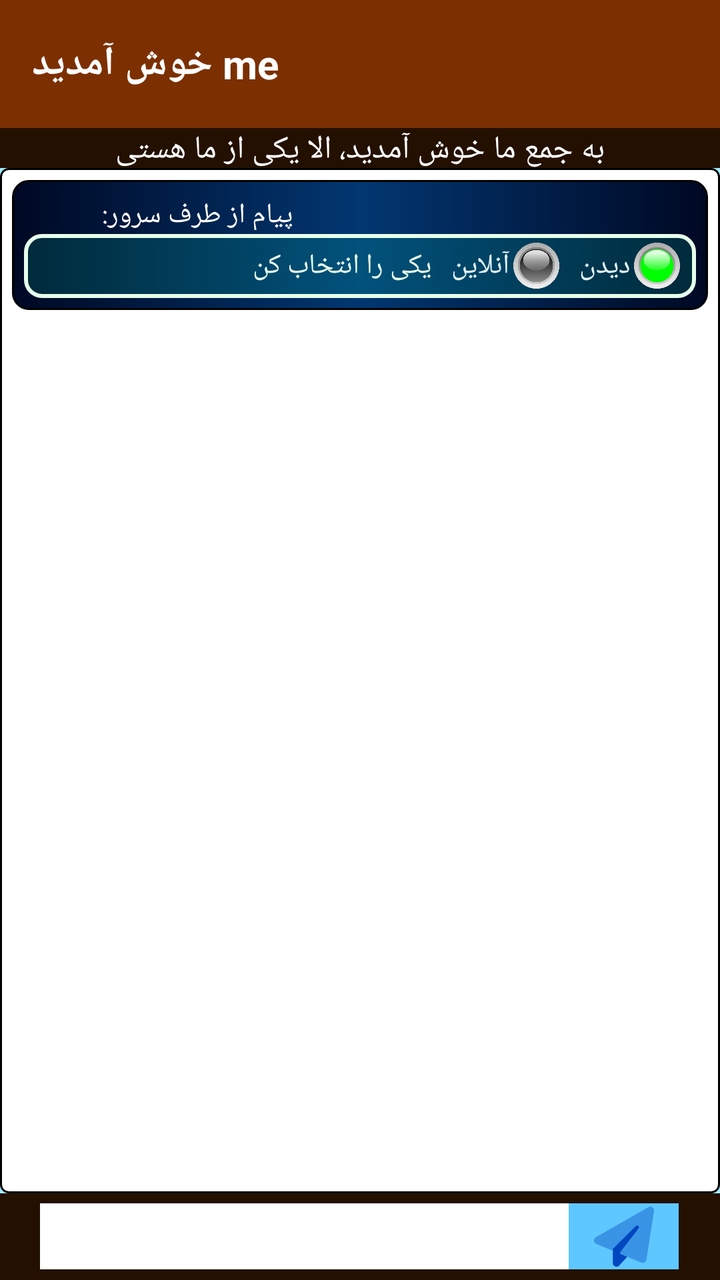
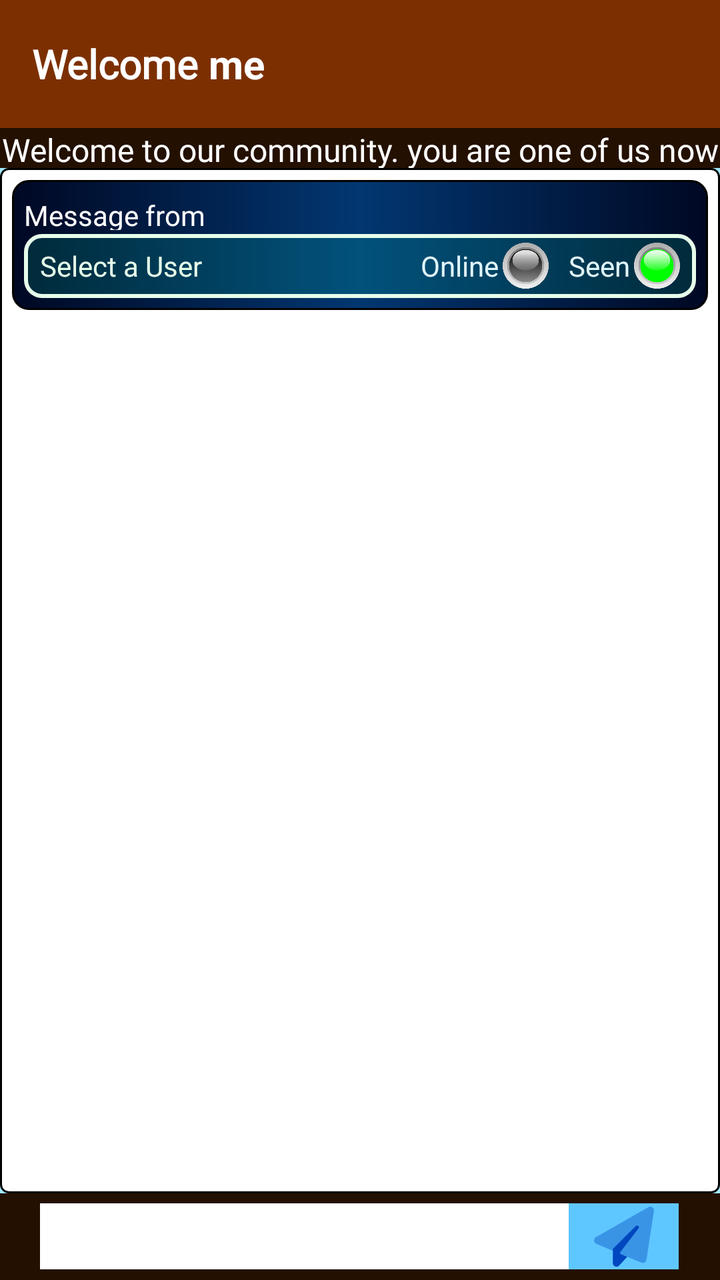

An Android layout rendered at two revisions. The XML below is the earlier revision; the diff shows what the commit changed to produce the second picture.
<!-- AndroidManifest.xml: application theme Theme.EAndroid -->
<!-- res/layout/activity_main.xml -->
<?xml version="1.0" encoding="utf-8"?>
<LinearLayout xmlns:android="http://schemas.android.com/apk/res/android"
    xmlns:app="http://schemas.android.com/apk/res-auto"
    xmlns:tools="http://schemas.android.com/tools"
    android:layout_width="match_parent"
    android:layout_height="match_parent"
    android:background="#A1EAFD"
    android:gravity="center"
    android:orientation="vertical">


    <LinearLayout
        android:id="@+id/please_wait_for_login_id"
        android:layout_width="match_parent"
        android:layout_height="match_parent"
        android:background="@color/dark_bg3"
        android:gravity="center_horizontal|top"
        android:orientation="vertical"
        android:visibility="gone">

        <ImageView
            android:id="@+id/imageView3"
            android:layout_width="match_parent"
            android:layout_height="wrap_content"
            android:layout_marginTop="50dp"
            android:src="@drawable/d4"
            app:srcCompat="@drawable/d4" />

        <LinearLayout
            android:layout_width="wrap_content"
            android:layout_height="wrap_content"
            android:gravity="center"
            android:orientation="horizontal">

            <ImageView
                android:id="@+id/imageView2"
                android:layout_width="40dp"
                android:layout_height="70dp"
                android:src="@drawable/address_card_20"
                app:srcCompat="@drawable/address_card_20" />

            <TextView
                android:id="@+id/textView11"
                style="@style/Vazir"
                android:layout_width="wrap_content"
                android:layout_height="wrap_content"
                android:layout_marginLeft="6dp"
                android:layout_weight="1"
                android:text="@string/lng_login_txt11"
                android:textColor="@color/light_text2"
                android:textSize="24sp" />
        </LinearLayout>

        <TextView
            android:id="@+id/username_please_wait_login"
            style="@style/Vazir"
            android:layout_width="match_parent"
            android:layout_height="wrap_content"
            android:layout_marginTop="25dp"
            android:text="TextView"
            android:textAlignment="center"
            android:textColor="@color/white"
            android:textSize="27dp"
            android:textStyle="bold" />

        <ImageView
            android:id="@+id/imageView4"
            android:layout_width="match_parent"
            android:layout_height="45dp"
            android:layout_marginTop="15dp"
            android:src="@drawable/hourglass_clock"
            app:srcCompat="@drawable/hourglass_clock" />

    </LinearLayout>

    <androidx.appcompat.widget.Toolbar
        android:id="@+id/toolbar"
        android:layout_width="match_parent"
        android:layout_height="wrap_content"
        android:background="@color/toolicolor"
        android:gravity="left|center_vertical"
        android:minHeight="?attr/actionBarSize"
        app:theme="@style/ToolbarTheme"
        app:titleTextColor="#FFFFFF">

        <TextView
            android:id="@+id/toolbarTextView3"
            style="@style/Yekan"
            android:layout_width="wrap_content"
            android:layout_height="wrap_content"
            android:ellipsize="end"
            android:gravity="left|center_vertical"
            android:maxLines="1"
            android:text="@string/lng_tophead"
            android:textAppearance="@android:style/TextAppearance.WindowTitle"
            android:textSize="20sp"
            android:visibility="visible" />

        <Space
            android:layout_width="5dp"
            android:layout_height="match_parent" />

        <TextView
            android:id="@+id/toolbarTextView"
            android:layout_width="wrap_content"
            android:layout_height="wrap_content"
            android:layout_gravity="left"
            android:ellipsize="end"
            android:gravity="left|center_vertical"
            android:maxLines="1"
            android:text="me"
            android:textAppearance="@android:style/TextAppearance.WindowTitle"
            android:textSize="20sp"
            android:visibility="visible" />
    </androidx.appcompat.widget.Toolbar>

    <androidx.fragment.app.FragmentContainerView
        android:id="@+id/fragmentContainerView"
        android:layout_width="match_parent"
        android:layout_height="match_parent"
        android:visibility="gone" />

    <LinearLayout
        android:id="@+id/dialogPage"
        android:layout_width="match_parent"
        android:layout_height="match_parent"
        android:alpha="1"
        android:background="#FFEBEB"
        android:backgroundTint="#FDF7DB"
        android:backgroundTintMode="multiply"
        android:orientation="horizontal"
        android:visibility="gone">

        <Space
            android:layout_width="80dp"
            android:layout_height="match_parent"
            android:layout_weight="1" />

        <LinearLayout
            android:layout_width="match_parent"
            android:layout_height="match_parent"
            android:layout_weight="1"
            android:orientation="vertical">

            <Space
                android:layout_width="match_parent"
                android:layout_height="112dp" />

            <TextView
                android:id="@+id/vtxtDialogMsg"
                android:layout_width="match_parent"
                android:layout_height="wrap_content"
                android:textSize="20sp"
                android:textStyle="bold" />

            <Space
                android:layout_width="match_parent"
                android:layout_height="37dp" />

            <Button
                android:id="@+id/dialogOK"
                android:layout_width="match_parent"
                android:layout_height="wrap_content"
                android:text="OK" />

            <Space
                android:layout_width="match_parent"
                android:layout_height="50dp" />

            <TextView
                android:id="@+id/textView2"
                android:layout_width="match_parent"
                android:layout_height="wrap_content"
                android:text="@string/lng_copyright"
                android:textAlignment="center"
                android:textSize="12sp" />

            <Space
                android:layout_width="match_parent"
                android:layout_height="15dp" />

            <TextView
                android:id="@+id/ourartaglink"
                android:layout_width="match_parent"
                android:layout_height="wrap_content"
                android:autoLink="web"
                android:text="https://www.ourartag.com"
                android:textAlignment="center"
                android:textSize="12sp" />

        </LinearLayout>

        <Space
            android:layout_width="80dp"
            android:layout_height="match_parent"
            android:layout_weight="1" />
    </LinearLayout>

    <LinearLayout
        android:layout_width="match_parent"
        android:layout_height="match_parent"
        android:orientation="vertical">

        <TextView
            android:id="@+id/mainAppStatus"
            style="@style/Vazir"
            android:layout_width="match_parent"
            android:layout_height="0dp"
            android:layout_weight="3.5"
            android:background="@color/header_footer_bg"
            android:text="@string/lng_mainStatus"
            android:textAlignment="center"
            android:textColor="@color/white"
            android:textSize="16sp" />


        <LinearLayout
            android:id="@+id/radif1"
            android:layout_width="match_parent"
            android:layout_height="0dp"
            android:layout_weight="89"
            android:orientation="horizontal">

            <LinearLayout
                android:layout_width="match_parent"
                android:layout_height="match_parent"
                android:background="@drawable/my_custom_background"
                android:gravity="start|top"
                android:orientation="vertical"
                android:paddingLeft="6dp"
                android:paddingTop="6dp"
                android:paddingRight="6dp"
                android:paddingBottom="6dp">

                <LinearLayout
                    android:layout_width="match_parent"
                    android:layout_height="0dp"
                    android:layout_weight="13"
                    android:background="@drawable/my_bg_1"
                    android:orientation="vertical"
                    android:paddingLeft="6dp"
                    android:paddingTop="6dp"
                    android:paddingRight="6dp"
                    android:paddingBottom="6dp">

                    <LinearLayout
                        android:layout_width="match_parent"
                        android:layout_height="0dp"
                        android:layout_weight="40"
                        android:orientation="horizontal">

                        <TextView
                            android:id="@+id/textView4"
                            style="@style/Yekan"
                            android:layout_width="0dp"
                            android:layout_height="match_parent"
                            android:layout_weight="40"
                            android:paddingVertical="2dp"
                            android:text="@string/lng_serverlabel"
                            android:textColor="@color/white" />

                        <TextView
                            android:id="@+id/txtResponotif"
                            android:layout_width="0dp"
                            android:layout_height="match_parent"
                            android:layout_weight="60"
                            android:minLines="2"
                            android:paddingHorizontal="6dp"
                            android:paddingVertical="2dp"
                            android:textColor="@color/light_text1"
                            android:textSize="16sp"
                            android:textStyle="bold" />
                    </LinearLayout>

                    <LinearLayout
                        android:layout_width="match_parent"
                        android:layout_height="0dp"
                        android:layout_weight="60"
                        android:background="@drawable/my_bg_2"
                        android:gravity="center"
                        android:orientation="horizontal">


                        <TextView
                            style="@style/Vazir"
                            android:layout_width="wrap_content"
                            android:layout_height="wrap_content"
                            android:layout_weight="1"
                            android:text="@string/lng_selectusr"
                            android:layout_marginHorizontal="8dp"
                            android:textColor="@color/light_text1" />

                        <TextView
                            android:id="@+id/textView15"
                            android:layout_width="wrap_content"
                            android:layout_height="wrap_content"
                            android:layout_weight="0"
                            android:text="@string/lng_online"
                            android:layout_marginHorizontal="2dp"
                            android:textColor="@color/light_bg2"
                            />

                        <ImageView
                            android:id="@+id/imageView5"
                            android:layout_width="23dp"
                            android:layout_height="23dp"
                            android:layout_marginRight="8dp"
                            android:src="@drawable/ledoff" />

                        <TextView
                            android:id="@+id/textView14"
                            android:layout_width="wrap_content"
                            android:layout_height="wrap_content"
                            android:layout_marginHorizontal="2dp"
                            android:text="@string/lng_seen"
                            android:textColor="@color/light_bg2" />

                        <ImageView
                            android:id="@+id/imageView6"
                            android:layout_width="23dp"
                            android:layout_height="23dp"
                            android:layout_marginRight="8dp"
                            android:src="@drawable/ledg" />

                    </LinearLayout>

                </LinearLayout>

                <LinearLayout
                    android:layout_width="match_parent"
                    android:layout_height="0dp"
                    android:layout_weight="87"
                    android:orientation="vertical">

                    <ListView
                        android:id="@+id/main_list"
                        android:layout_width="match_parent"
                        android:layout_height="match_parent"
                        android:stackFromBottom="true"
                        android:transcriptMode="alwaysScroll"/>
                </LinearLayout>
            </LinearLayout>

        </LinearLayout>

        <LinearLayout
            android:id="@+id/radif2"
            android:layout_width="match_parent"
            android:layout_height="0dp"
            android:layout_weight="7.5"
            android:background="@color/header_footer_bg"
            android:gravity="center"
            android:orientation="horizontal">

            <Space
                android:layout_width="wrap_content"
                android:layout_height="match_parent"
                android:layout_weight="0.1" />

            <EditText
                android:id="@+id/txtChatToSend"
                style="@style/Vazir"
                android:layout_width="wrap_content"
                android:layout_height="33dp"
                android:layout_weight="0.5"
                android:background="#FFFFFF"
                android:ems="10"
                android:inputType="text"
                android:minHeight="25dp"
                android:textSize="14sp"
                tools:ignore="TouchTargetSizeCheck" />

            <ImageButton
                android:id="@+id/sendBtn"
                android:layout_width="35dp"
                android:layout_height="33dp"
                android:layout_weight="0.1"
                android:background="#5FC7FF"
                android:src="@drawable/paper_plane_30"
                app:tint="#0047BF" />

            <Space
                android:layout_width="wrap_content"
                android:layout_height="match_parent"
                android:layout_weight="0.1" />
        </LinearLayout>

    </LinearLayout>

</LinearLayout>
<!-- resources referenced by this layout -->
<resources>
  <color name="dark_bg3">#000823</color>
  <color name="header_footer_bg">#231001</color>
  <color name="light_bg2">#E0F6FB</color>
  <color name="light_text1">#E6FFEA</color>
  <color name="light_text2">#FDEFEF</color>
  <color name="toolicolor">#7C3002</color>
  <color name="white">#FFFFFFFF</color>
  <!-- drawable hourglass_clock (drawable) -->
  <vector android:height="16dp" android:viewportHeight="512"
      android:viewportWidth="576"
      android:tint="@color/white"
      android:width="18dp" xmlns:android="http://schemas.android.com/apk/res/android">
      <path android:fillColor="#FF000000" android:pathData="M32,0H0V64H32v64,13.3l9.4,9.4L146.7,256 41.4,361.4 32,370.7V384v64H0v64H32,330.8c-23.3,-16.4 -42.5,-38.4 -55.6,-64H96V397.3l96,-96 64,64c0.4,-26.2 6.5,-51.1 17.2,-73.3l-36,-36L342.6,150.6l9.4,-9.4V128,64h32V0H352,32zM288,64v50.7l-96,96 -96,-96V64H288zM576,368a144,144 0,1 0,-288 0,144 144,0 1,0 288,0zM448,288v16,48h32,16v32H480,432 416V368,304 288h32z"/>
  </vector>
  <!-- drawable my_bg_1 (drawable) -->
  <shape xmlns:android="http://schemas.android.com/apk/res/android"
      android:shape="rectangle">
      <corners android:radius="8dp"/>
      <solid android:color="#041D67" />
      <stroke
          android:width="1dp"
          android:color="@android:color/black"/>
      <gradient
          android:angle="180"
          android:centerX="0.5"
          android:centerY="0.5"
          android:centerColor="@color/dark_bg2"
          android:endColor="@color/dark_bg3"
          android:gradientRadius="0"
          android:startColor="@color/dark_bg3"
          android:type="linear"
      android:useLevel="true"/>
  
  
  </shape>
  <!-- drawable my_bg_2 (drawable) -->
  <shape xmlns:android="http://schemas.android.com/apk/res/android"
      android:shape="rectangle">
      <corners android:radius="8dp"/>
      <solid android:color="#2200FFC4" />
      <stroke
          android:width="2dp"
          android:color="@color/light_text1"/>
  
  
  
  </shape>
  <!-- drawable my_custom_background (drawable) -->
  <shape xmlns:android="http://schemas.android.com/apk/res/android"
      android:shape="rectangle">
      <corners
          android:radius="4dp"
          android:topRightRadius="4dp"
          android:bottomRightRadius="4dp"
          android:bottomLeftRadius="4dp" />
      <solid android:color="#ffffff" />
      <stroke
          android:width="1dp"
          android:color="@android:color/black"/>
  </shape>
  <string name="lng_copyright">OurArtAG copyright ©2023-2027 for OFAC users only</string>
  <string name="lng_login_txt11">لطفا منتظر باشید تا لاگین انجام شود</string>
  <string name="lng_mainStatus">به جمع ما خوش آمدید، الا یکی از ما هستی</string>
  <string name="lng_online">آنلاین</string>
  <string name="lng_seen">دیدن</string>
  <string name="lng_selectusr">یکی را انتخاب کن</string>
  <string name="lng_serverlabel">پیام از طرف سرور:</string>
  <string name="lng_tophead">خوش آمدید</string>
  <style name="ToolbarTheme" parent="@style/ThemeOverlay.AppCompat.ActionBar">
          
          <item name="colorControlNormal">@color/white</item>
      </style>
  <style name="Vazir" parent="Theme.AppCompat.Light.NoActionBar">
          <item name="android:fontFamily">@font/vazir</item>
          <item name="fontFamily">@font/vazir</item> 
      </style>
  <style name="Yekan" parent="Theme.AppCompat.Light.NoActionBar">
          <item name="android:fontFamily">@font/yekan</item>
          <item name="fontFamily">@font/yekan</item> 
      </style>
  <style name="Theme.EAndroid" parent="Base.Theme.EAndroid" />
  <color name="dark_bg2">#023771</color>
  <style name="Base.Theme.EAndroid" parent="Theme.Material3.DayNight.NoActionBar">
          
          
      </style>
  <!-- unchanged entries left out for length: 5 -->
</resources>

<!-- the commit's change to res/layout/activity_main.xml (unified diff, before → after) -->
@@ -282,16 +282,17 @@
 
 
                         <TextView
+                            android:id="@+id/nameAnySelectUser_id"
                             style="@style/Vazir"
                             android:layout_width="wrap_content"
                             android:layout_height="wrap_content"
+                            android:layout_marginHorizontal="8dp"
                             android:layout_weight="1"
                             android:text="@string/lng_selectusr"
-                            android:layout_marginHorizontal="8dp"
                             android:textColor="@color/light_text1" />
 
                         <TextView
-                            android:id="@+id/textView15"
+                            android:id="@+id/online_txtid"
                             android:layout_width="wrap_content"
                             android:layout_height="wrap_content"
                             android:layout_weight="0"
@@ -301,14 +302,14 @@
                             />
 
                         <ImageView
-                            android:id="@+id/imageView5"
+                            android:id="@+id/online_imgid"
                             android:layout_width="23dp"
                             android:layout_height="23dp"
                             android:layout_marginRight="8dp"
                             android:src="@drawable/ledoff" />
 
                         <TextView
-                            android:id="@+id/textView14"
+                            android:id="@+id/seen_txtid"
                             android:layout_width="wrap_content"
                             android:layout_height="wrap_content"
                             android:layout_marginHorizontal="2dp"
@@ -316,7 +317,7 @@
                             android:textColor="@color/light_bg2" />
 
                         <ImageView
-                            android:id="@+id/imageView6"
+                            android:id="@+id/seen_imgid"
                             android:layout_width="23dp"
                             android:layout_height="23dp"
                             android:layout_marginRight="8dp"
<!-- resource entries referenced after the edit -->
@@ -61,13 +61,13 @@
           android:color="@android:color/black"/>
   </shape>
   <string name="lng_copyright">OurArtAG copyright ©2023-2027 for OFAC users only</string>
-  <string name="lng_login_txt11">لطفا منتظر باشید تا لاگین انجام شود</string>
-  <string name="lng_mainStatus">به جمع ما خوش آمدید، الا یکی از ما هستی</string>
-  <string name="lng_online">آنلاین</string>
-  <string name="lng_seen">دیدن</string>
-  <string name="lng_selectusr">یکی را انتخاب کن</string>
-  <string name="lng_serverlabel">پیام از طرف سرور:</string>
-  <string name="lng_tophead">خوش آمدید</string>
+  <string name="lng_login_txt11">Please wait for login ...</string>
+  <string name="lng_mainStatus">Welcome to our community. you are one of us now</string>
+  <string name="lng_online">Online</string>
+  <string name="lng_seen">Seen</string>
+  <string name="lng_selectusr">Select a User</string>
+  <string name="lng_serverlabel">Message from server:</string>
+  <string name="lng_tophead">Welcome</string>
   <style name="ToolbarTheme" parent="@style/ThemeOverlay.AppCompat.ActionBar">
           
           <item name="colorControlNormal">@color/white</item>
